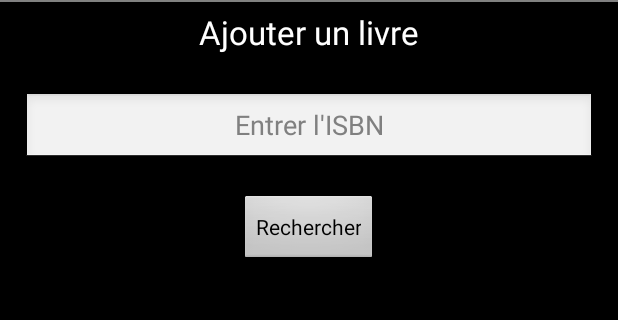
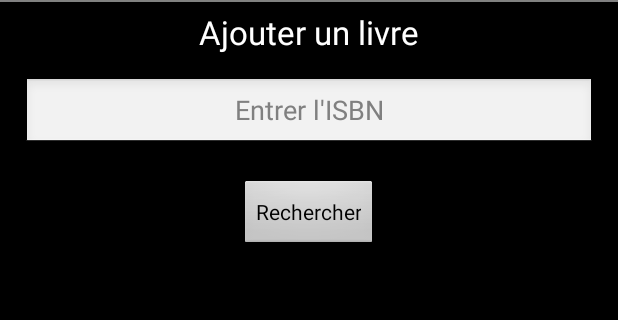
Before and after one commit to fraguen/android, an Android app: the AjouterLivreActivity screen opened directly, with no data from a screen before it, on a phone screen of 412 x 824 dp, the part 36-356 px from its top. Run offline under Robolectric (Android 15) with nearby library versions, the phone set to English and light mode, and no system bars.

Commit message:
Ajout d'un style pour les editText => Modification des vues utilisant les edit Text

```diff
--- a/app/src/main/res/layout/activity_ajouter_livre.xml
+++ b/app/src/main/res/layout/activity_ajouter_livre.xml
@@ -13,12 +13,9 @@
         android:layout_centerHorizontal="true" />
 
     <EditText
+        style="@style/CustomEditText"
         android:id="@+id/edit_ISBNLivre"
-        android:layout_marginLeft="15dp"
-        android:layout_marginRight="15dp"
         android:layout_below="@id/text_addLivre"
-        android:layout_marginTop="25dp"
-        android:layout_width="fill_parent"
         android:hint="@string/text_enterISBN"
         android:gravity="center"
         android:layout_height="wrap_content" />
--- a/app/src/main/res/values/styles.xml
+++ b/app/src/main/res/values/styles.xml
@@ -3,6 +3,15 @@
     <!-- Base application theme. -->
     <style name="AppTheme" parent="android:Theme.Black">
         <!-- Customize your theme here. -->
+        <item name="android:editTextStyle">@style/CustomEditText</item>
+    </style>
+
+    <style name="CustomEditText" parent="android:Widget.EditText">
+        <item name="android:layout_width">fill_parent</item>
+        <item name="android:layout_height">wrap_content</item>
+        <item name="android:layout_marginRight">15dp</item>
+        <item name="android:layout_marginLeft">15dp</item>
+        <item name="android:layout_marginTop">15dp</item>
     </style>
 
 </resources>
```
